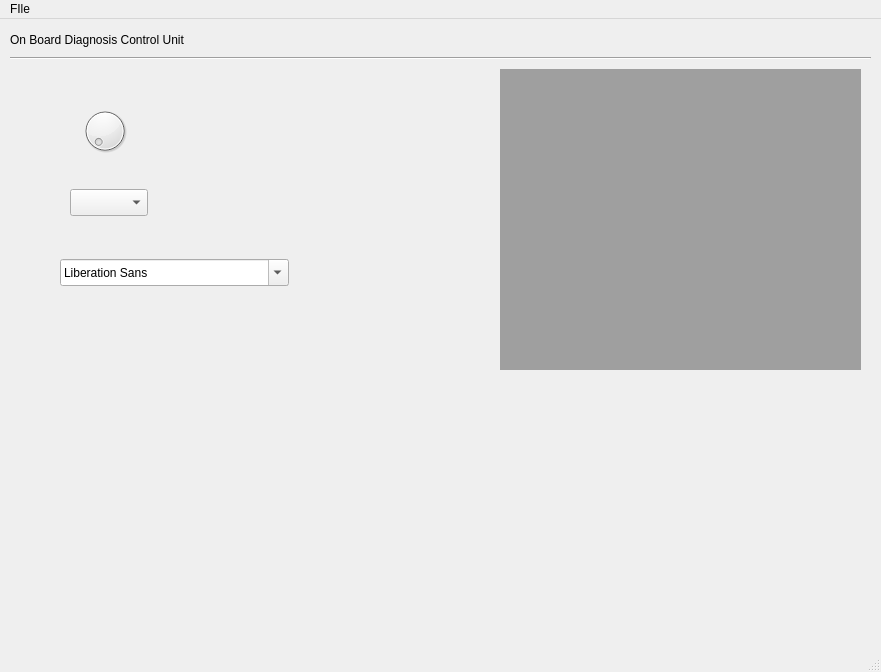
Qt form Sandbox/src/OBDCUMainWindow.ui (z1230601/BAKK_Prodanovic_Zaric_OBD) before a commit.
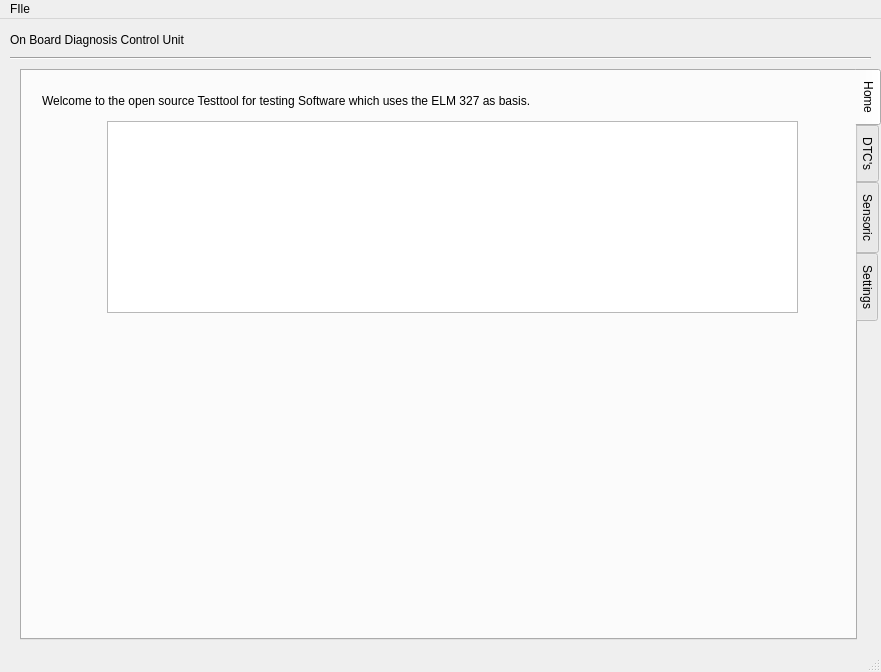
The same form after that commit. The open tabs and pages were chosen to show the change.

The edit to the form file:
```diff
--- a/Sandbox/src/OBDCUMainWindow.ui
+++ b/Sandbox/src/OBDCUMainWindow.ui
@@ -40,45 +40,67 @@
      </item>
     </layout>
    </widget>
-   <widget class="QComboBox" name="comboBox">
+   <widget class="QTabWidget" name="mainTabs">
     <property name="geometry">
      <rect>
-      <x>70</x>
-      <y>170</y>
-      <width>78</width>
-      <height>27</height>
-     </rect>
-    </property>
-   </widget>
-   <widget class="QMdiArea" name="mdiArea">
-    <property name="geometry">
-     <rect>
-      <x>500</x>
+      <x>20</x>
       <y>50</y>
-      <width>361</width>
-      <height>301</height>
+      <width>861</width>
+      <height>571</height>
      </rect>
     </property>
-   </widget>
-   <widget class="QDial" name="dial">
-    <property name="geometry">
-     <rect>
-      <x>80</x>
-      <y>80</y>
-      <width>50</width>
-      <height>64</height>
-     </rect>
+    <property name="tabPosition">
+     <enum>QTabWidget::East</enum>
     </property>
-   </widget>
-   <widget class="QFontComboBox" name="fontComboBox">
-    <property name="geometry">
-     <rect>
-      <x>60</x>
-      <y>240</y>
-      <width>229</width>
-      <height>27</height>
-     </rect>
+    <property name="currentIndex">
+     <number>3</number>
     </property>
+    <widget class="QWidget" name="homeTab">
+     <attribute name="title">
+      <string>Home</string>
+     </attribute>
+     <attribute name="toolTip">
+      <string>Start Site</string>
+     </attribute>
+     <widget class="QLabel" name="label_2">
+      <property name="geometry">
+       <rect>
+        <x>20</x>
+        <y>20</y>
+        <width>721</width>
+        <height>20</height>
+       </rect>
+      </property>
+      <property name="text">
+       <string>Welcome to the open source Testtool for testing Software which uses the ELM 327 as basis.</string>
+      </property>
+     </widget>
+     <widget class="QGraphicsView" name="graphicsView">
+      <property name="geometry">
+       <rect>
+        <x>85</x>
+        <y>50</y>
+        <width>691</width>
+        <height>192</height>
+       </rect>
+      </property>
+     </widget>
+    </widget>
+    <widget class="QWidget" name="dtcTab">
+     <attribute name="title">
+      <string>DTC's</string>
+     </attribute>
+    </widget>
+    <widget class="QWidget" name="sensoricTab">
+     <attribute name="title">
+      <string>Sensoric</string>
+     </attribute>
+    </widget>
+    <widget class="QWidget" name="settingsTab">
+     <attribute name="title">
+      <string>Settings</string>
+     </attribute>
+    </widget>
    </widget>
   </widget>
   <widget class="QMenuBar" name="menubar">
```
Left out of the diff: 4 changed lines with no effect on the pictures.
